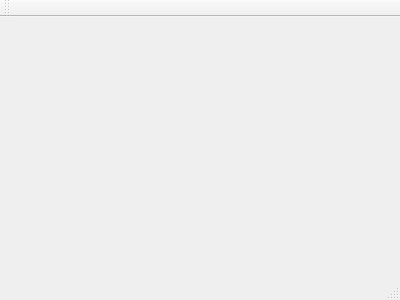
Before: the Qt Designer form mainwindow.ui in eteeselink/joure, drawn with Qt 5.
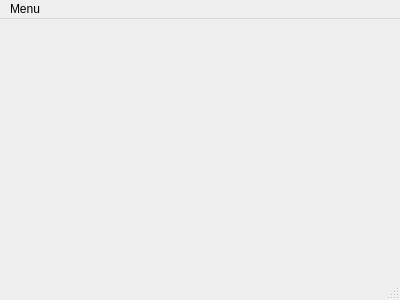
After: the same form once the commit is applied.

Commit message: Add menu, allow editing settings

Diff of the .ui file:
```diff
--- a/mainwindow.ui
+++ b/mainwindow.ui
@@ -23,14 +23,13 @@
      <height>17</height>
     </rect>
    </property>
-  </widget>
-  <widget class="QToolBar" name="mainToolBar">
-   <attribute name="toolBarArea">
-    <enum>TopToolBarArea</enum>
-   </attribute>
-   <attribute name="toolBarBreak">
-    <bool>false</bool>
-   </attribute>
+   <widget class="QMenu" name="menuMenu">
+    <property name="title">
+     <string>Menu</string>
+    </property>
+    <addaction name="actionEdit_settings"/>
+   </widget>
+   <addaction name="menuMenu"/>
   </widget>
   <widget class="QStatusBar" name="statusBar"/>
  </widget>
```
Left out of the diff: 5 changed lines with no effect on the pictures. The commit also changes 3 other files.
